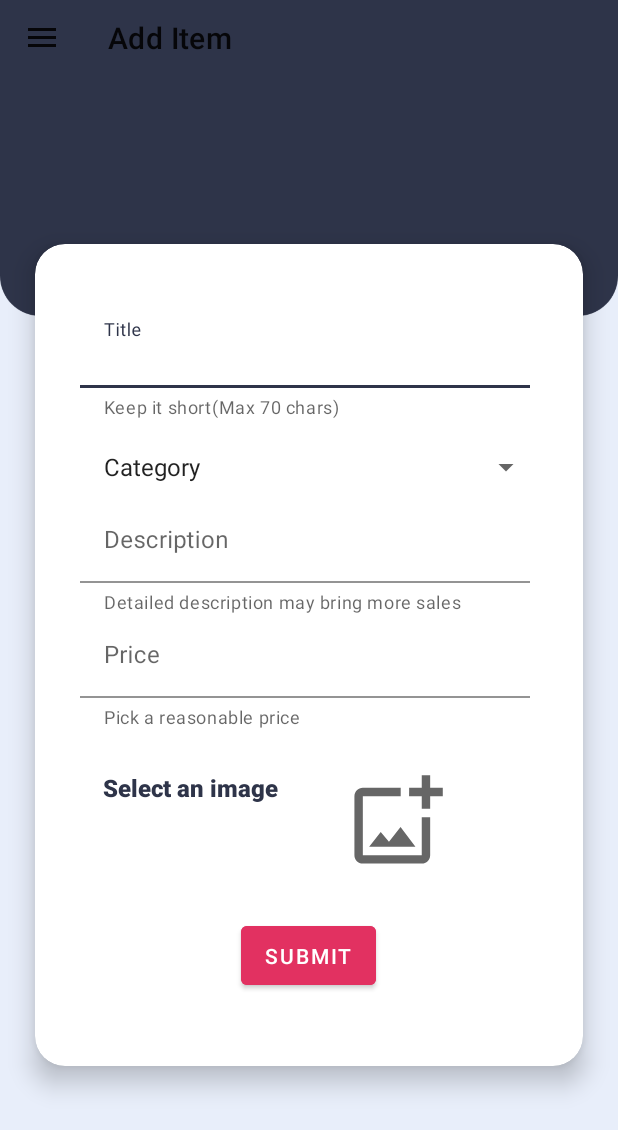
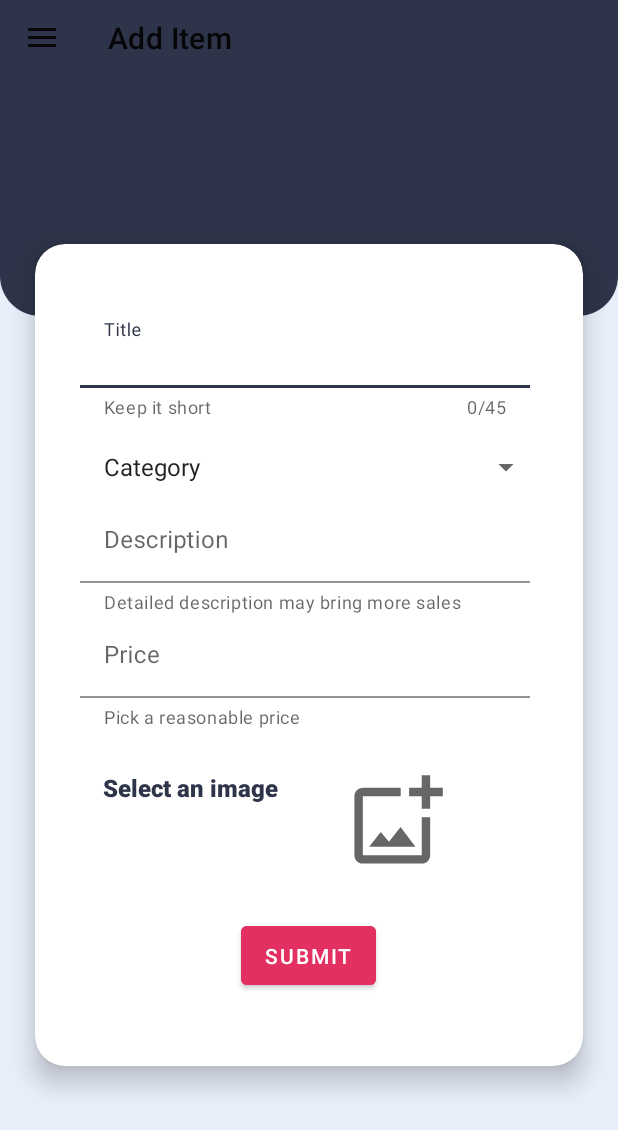
Before and after one commit to pLe98/SESATHA-Android, an Android app: the PostItem screen opened directly, with no data from a screen before it, on a phone screen of 412 x 824 dp. Shown: the top 1130 px of the screen. Run offline under Robolectric (Android 15) with nearby library versions, the phone set to English and light mode, and no system bars; our stand-ins replace Firebase (no records; nobody signed in at launch, a user with empty details on screens opened directly); libraries missing offline, so code that uses them is left out: com.iceteck.silicompressorr; pictures from the network do not load.

Commit message:
Max length of title add post

```diff
--- a/app/src/main/res/layout/activity_post_item.xml
+++ b/app/src/main/res/layout/activity_post_item.xml
@@ -65,18 +65,20 @@
                         android:layout_width="300dp"
                         android:layout_height="wrap_content"
                         android:hint="Title"
+                        app:counterEnabled="true"
+                        app:counterMaxLength="45"
                         app:boxBackgroundColor="@color/white"
-                        app:hintTextColor="@color/bgdark"
+                        app:boxStrokeColor="@color/bgdark"
+                        app:helperText="Keep it short"
+                        app:helperTextEnabled="true"
                         app:hintTextAppearance="?attr/textAppearanceCaption"
-                        app:boxStrokeColor="@color/bgdark"
-                        app:helperTextEnabled="true"
-                        android:maxLength="70"
-                        app:helperText="Keep it short(Max 70 chars)">
+                        app:hintTextColor="@color/bgdark">
 
                         <com.google.android.material.textfield.TextInputEditText
                             android:layout_width="match_parent"
-                            android:layout_height="wrap_content"
-                            />
+                            android:maxLength="45"
+
+                            android:layout_height="wrap_content" />
 
                     </com.google.android.material.textfield.TextInputLayout>
 
```
